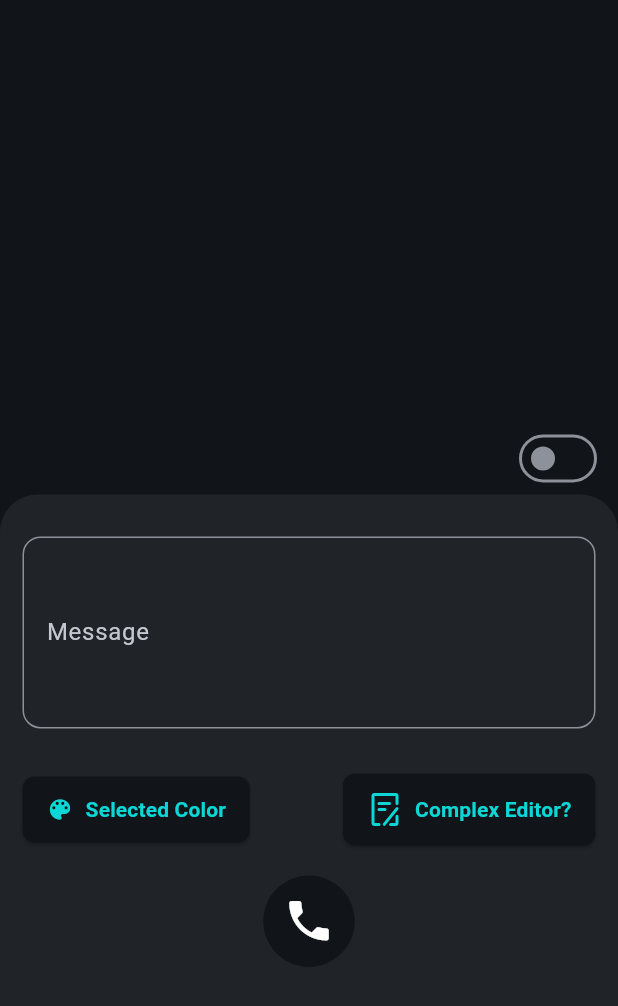
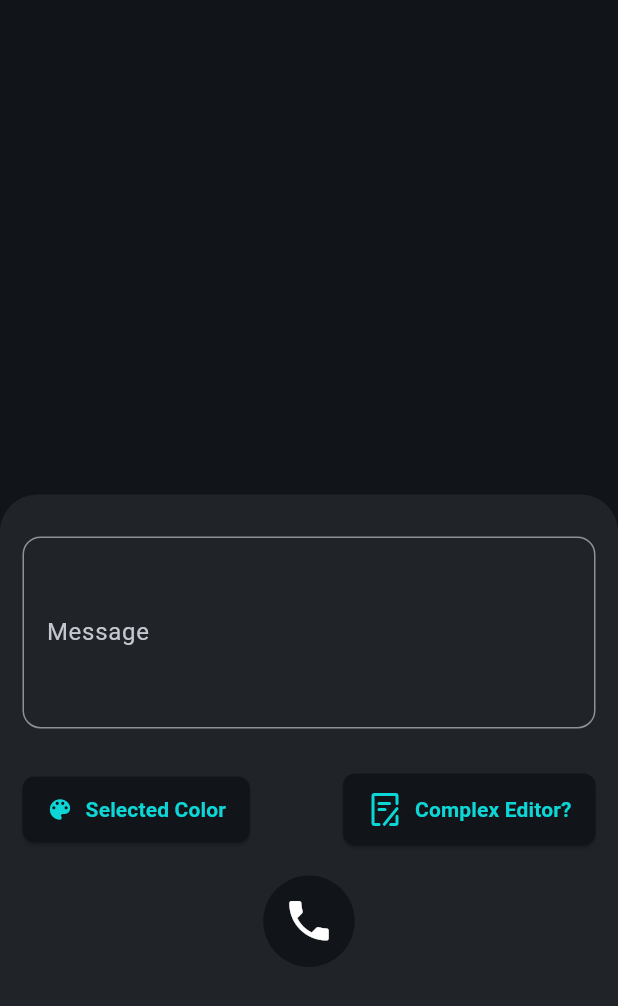
Before and after one commit to bolexyro/text-call, a Flutter app: the MessageWriter widget shown alone on an empty page, opened directly with empty values, on a phone screen of 412 x 824 dp. Shown: the top 1006 px of the screen. Run offline on Flutter 3.47's test engine with Material 3 defaults, Android fonts, the phone set to English and light mode, and no system bars; our stand-ins replace animated_text_kit, another_flushbar, awesome_notifications, cached_network_image, cloud_firestore, confetti and 20 more; missing offline and left inert: audio_waveforms, auto_size_text_field, cached_video_player_plus, flutter_callkit_incoming, flutter_quill; accounts and stored records are empty; project files that could hold a hidden picture were left out; key blocks and very long unbroken strings in the code were emptied for the run.

Commit message:
Made some changes to switch in message writer.

```diff
--- a/lib/screens/rich_message_editor.dart/image_displayer.dart
+++ b/lib/screens/rich_message_editor.dart/image_displayer.dart
@@ -49,7 +49,7 @@ class _ImageDisplayerState extends State<ImageDisplayer> {
     setState(() {
       _currentScale = scale;
       _transformationController.value = Matrix4.identity()
-        ..translate(-position.dx * (scale - 1), -position.dy * (scale - 1))
+        ..translate(-position.dx * (scale - 1), - position.dy * (scale - 1))
         ..scale(scale);
     });
   }
--- a/lib/widgets/message_writer.dart
+++ b/lib/widgets/message_writer.dart
@@ -1105,13 +1105,24 @@ class _MessageWriterState extends ConsumerState<MessageWriter> {
             child: Column(
               crossAxisAlignment: CrossAxisAlignment.end,
               children: [
-                if (!_callSending && !_filesUploading)
+                if (!_callSending &&
+                    !_filesUploading &&
+                    (_messageWriterMessageBox.runtimeType ==
+                            FileUiPlaceHolder ||
+                        _messageWriterMessageBox.runtimeType ==
+                            FutureBuilder<Map<String, dynamic>>))
                   Padding(
                     padding: const EdgeInsets.only(right: 10.0),
                     child: Switch.adaptive(
                       activeColor: _selectedColor,
-                      activeTrackColor: Theme.of(context).primaryColor,
-                      inactiveTrackColor: Theme.of(context).primaryColor,
+                      activeTrackColor:
+                          Theme.of(context).brightness == Brightness.dark
+                              ? Theme.of(context).primaryColor
+                              : const Color(0x52000000),
+                      inactiveTrackColor:
+                          Theme.of(context).brightness == Brightness.dark
+                              ? Theme.of(context).primaryColor
+                              : null,
                       activeThumbImage: const svg_provider.Svg(
                         'assets/icons/make-available-offline.svg',
                         color: Colors.white,
```
